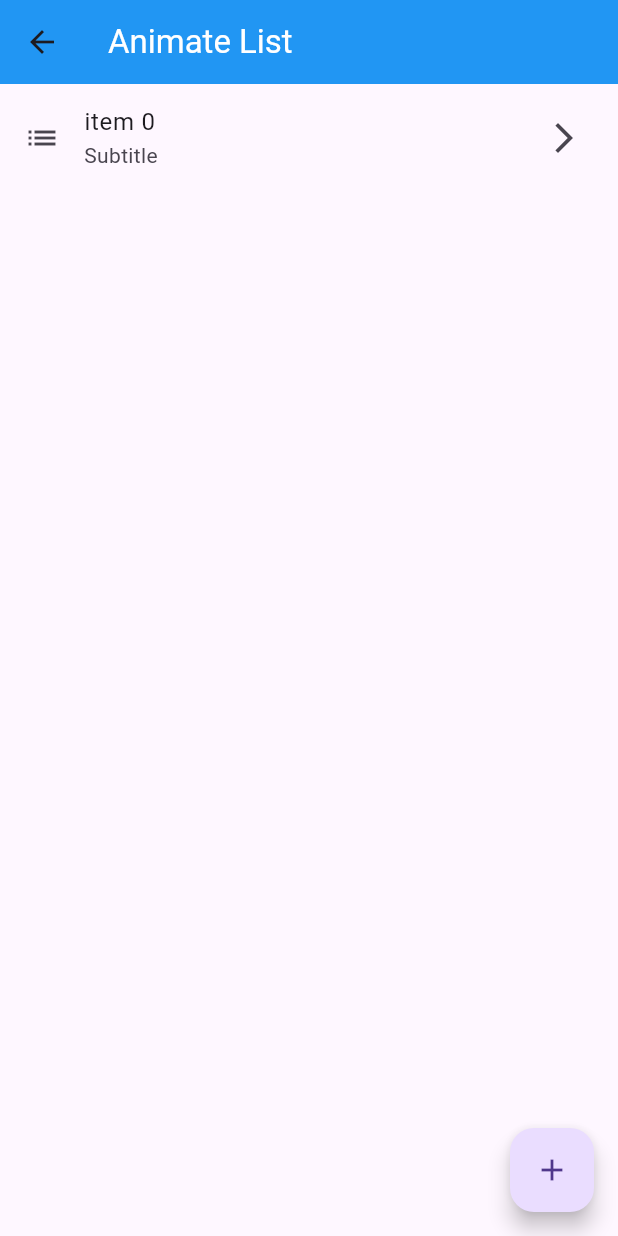
After one commit to Ou319/flutter-animations-zero-to-hero, a Flutter app: the Lecture8 screen opened directly, after a tap on the "add" icon, on a phone screen of 412 x 824 dp. The commit adds this screen. Run offline on Flutter 3.47's test engine with Material 3 defaults, Android fonts, the phone set to English and light mode, and no system bars.

Commit message:
animate list

```diff
--- /dev/null
+++ b/animation_core#1/animation_core1/lib/luctures/lecture8.dart
@@ -0,0 +1,56 @@
+import 'package:flutter/material.dart';
+
+class Lecture8 extends StatefulWidget {
+  const Lecture8({super.key});
+
+  @override
+  State<Lecture8> createState() => _Lecture8State();
+}
+
+class _Lecture8State extends State<Lecture8> {
+  int myIndex =0;
+  final GlobalKey<AnimatedListState> _listKey = GlobalKey<AnimatedListState>();
+  final List<String> mylist = [];
+
+  void Additem(){
+    setState(() {
+       int index = 6;
+      mylist.add("item $myIndex");
+       _listKey.currentState?.insertItem(index);
+    });
+  }
+  @override
+  Widget build(BuildContext context) {
+    return Scaffold(
+      appBar: AppBar(
+        backgroundColor: Colors.blue,
+        title: const Text(
+          "Animate List",
+          style: TextStyle(color: Colors.white),
+        ),
+      ),
+      body: AnimatedList(
+        key: _listKey,
+        initialItemCount: mylist.length,
+        itemBuilder: (context, index, animation) {
+
+          return FadeTransition(
+            opacity: animation,
+            child: ListTile(
+              title: Text(mylist[index]),
+              subtitle: const Text("Subtitle"),
+              leading: const Icon(Icons.list),
+              trailing: const Icon(Icons.arrow_forward_ios),
+            ),
+          );
+        },
+        ),
+        floatingActionButton: FloatingActionButton(onPressed: (){
+          setState(() {
+            Additem();
+          });
+        }, child: const Icon(Icons.add),),
+    );
+  }
+
+}
```
Also changed, not shown: animation_core#1/animation_core1/lib/luctures/lecture6.dart (+5 -5 lines), animation_core#1/animation_core1/lib/luctures/lecture7.dart (added, +49 -0 lines), animation_core#1/animation_core1/lib/main.dart (+26 -0 lines).
